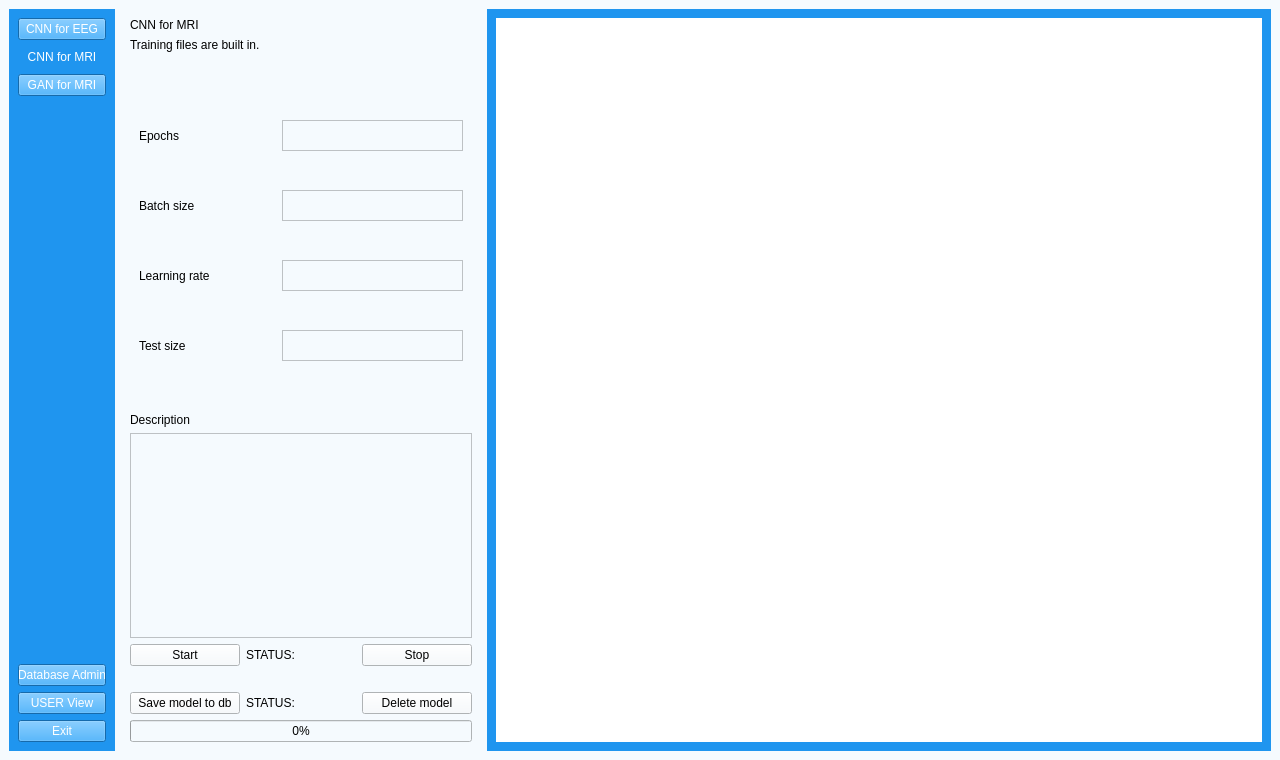
The window that UI/aUI_projekt_MRI.ui (matimusial/ADHDPredictorApp) describes before a commit, drawn with Qt 5.
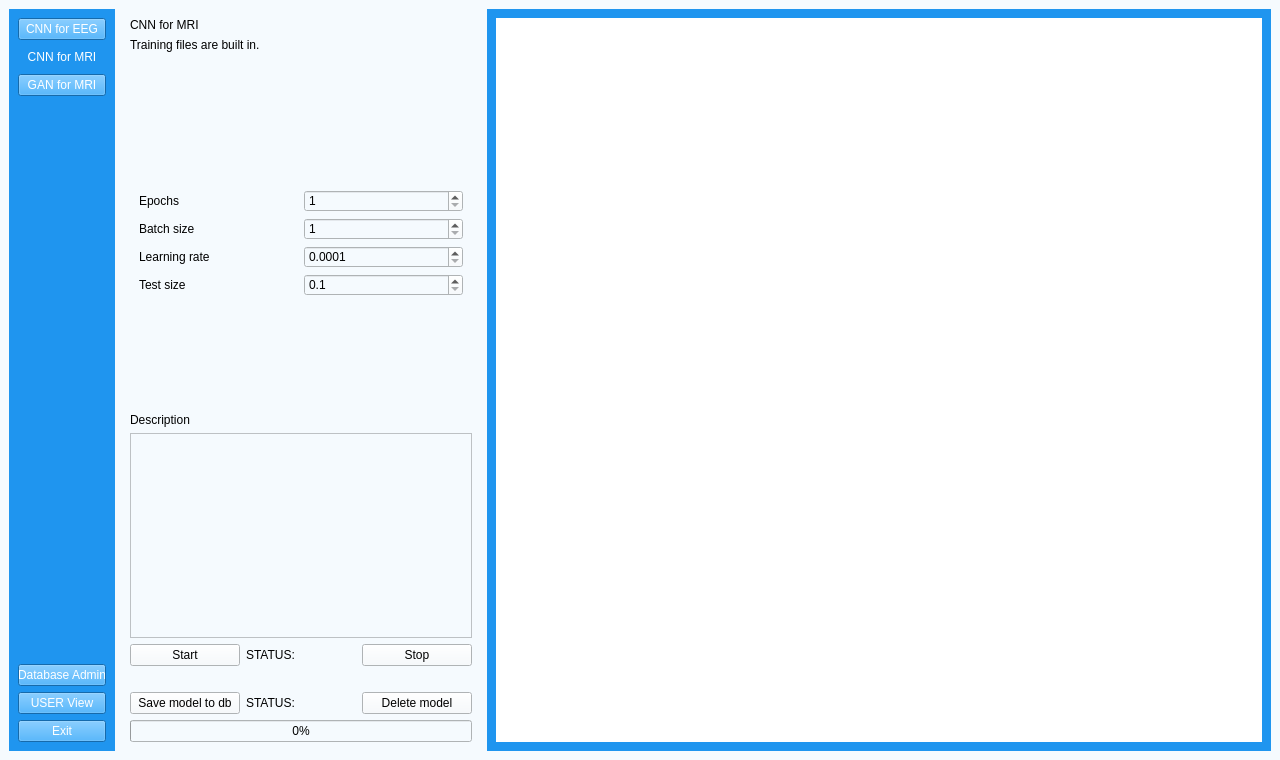
The same window after the commit. Icons and pictures are not drawn.

Diff of the .ui file:
```diff
--- a/UI/aUI_projekt_MRI.ui
+++ b/UI/aUI_projekt_MRI.ui
@@ -202,112 +202,157 @@
                 <widget class="QWidget" name="widget_3" native="true">
                  <layout class="QVBoxLayout" name="verticalLayout_10">
                   <item>
-                   <layout class="QHBoxLayout" name="horizontalLayout_12">
+                   <spacer name="verticalSpacer_3">
+                    <property name="orientation">
+                     <enum>Qt::Vertical</enum>
+                    </property>
+                    <property name="sizeHint" stdset="0">
+                     <size>
+                      <width>20</width>
+                      <height>40</height>
+                     </size>
+                    </property>
+                   </spacer>
+                  </item>
                     <item>
-                     <widget class="QLabel" name="epochs_2">
+                   <layout class="QVBoxLayout" name="verticalLayout_13">
+                    <item>
+                     <layout class="QHBoxLayout" name="horizontalLayout_4">
+                      <item>
+                       <widget class="QLabel" name="epochs_3">
+                        <property name="minimumSize">
+                         <size>
+                          <width>120</width>
+                          <height>0</height>
+                         </size>
+                        </property>
                       <property name="text">
                        <string>Epochs</string>
                       </property>
                      </widget>
                     </item>
                     <item>
-                     <widget class="QTextEdit" name="textEdit_epochs_2">
-                      <property name="minimumSize">
-                       <size>
-                        <width>181</width>
-                        <height>31</height>
-                       </size>
-                      </property>
-                      <property name="maximumSize">
-                       <size>
-                        <width>181</width>
-                        <height>31</height>
-                       </size>
+                       <widget class="QSpinBox" name="textEdit_epochs_2">
+                        <property name="minimum">
+                         <number>1</number>
+                        </property>
+                        <property name="maximum">
+                         <number>9999999</number>
+                        </property>
+                        <property name="value">
+                         <number>1</number>
                       </property>
                      </widget>
                     </item>
                    </layout>
                   </item>
                   <item>
-                   <layout class="QHBoxLayout" name="horizontalLayout_13">
+                     <layout class="QHBoxLayout" name="horizontalLayout_3">
                     <item>
-                     <widget class="QLabel" name="batch_size_2">
+                       <widget class="QLabel" name="batch_size">
+                        <property name="minimumSize">
+                         <size>
+                          <width>120</width>
+                          <height>0</height>
+                         </size>
+                        </property>
                       <property name="text">
                        <string>Batch size</string>
                       </property>
                      </widget>
                     </item>
                     <item>
-                     <widget class="QTextEdit" name="textEdit_batch_size_2">
-                      <property name="minimumSize">
-                       <size>
-                        <width>181</width>
-                        <height>31</height>
-                       </size>
-                      </property>
-                      <property name="maximumSize">
-                       <size>
-                        <width>181</width>
-                        <height>31</height>
-                       </size>
+                       <widget class="QSpinBox" name="textEdit_batch_size_2">
+                        <property name="minimum">
+                         <number>1</number>
+                        </property>
+                        <property name="maximum">
+                         <number>10000</number>
                       </property>
                      </widget>
                     </item>
                    </layout>
                   </item>
                   <item>
-                   <layout class="QHBoxLayout" name="horizontalLayout_14">
+                     <layout class="QHBoxLayout" name="horizontalLayout_5">
                     <item>
-                     <widget class="QLabel" name="learning_rate_2">
+                       <widget class="QLabel" name="learning_rate">
+                        <property name="minimumSize">
+                         <size>
+                          <width>120</width>
+                          <height>0</height>
+                         </size>
+                        </property>
                       <property name="text">
                        <string>Learning rate</string>
                       </property>
                      </widget>
                     </item>
                     <item>
-                     <widget class="QTextEdit" name="textEdit_learning_rate_2">
-                      <property name="minimumSize">
-                       <size>
-                        <width>181</width>
-                        <height>31</height>
-                       </size>
-                      </property>
-                      <property name="maximumSize">
-                       <size>
-                        <width>181</width>
-                        <height>31</height>
-                       </size>
+                       <widget class="QDoubleSpinBox" name="textEdit_learning_rate_2">
+                        <property name="decimals">
+                         <number>4</number>
+                        </property>
+                        <property name="minimum">
+                         <double>0.000100000000000</double>
+                        </property>
+                        <property name="maximum">
+                         <double>1.000000000000000</double>
+                        </property>
+                        <property name="singleStep">
+                         <double>0.000100000000000</double>
                       </property>
                      </widget>
                     </item>
                    </layout>
                   </item>
                   <item>
-                   <layout class="QHBoxLayout" name="horizontalLayout_3">
+                     <layout class="QHBoxLayout" name="horizontalLayout_6">
                     <item>
                      <widget class="QLabel" name="Test_size">
+                        <property name="minimumSize">
+                         <size>
+                          <width>120</width>
+                          <height>0</height>
+                         </size>
+                        </property>
                       <property name="text">
                        <string>Test size</string>
                       </property>
                      </widget>
                     </item>
                     <item>
-                     <widget class="QTextEdit" name="textEdit_test_size">
-                      <property name="minimumSize">
-                       <size>
-                        <width>181</width>
-                        <height>31</height>
-                       </size>
-                      </property>
-                      <property name="maximumSize">
-                       <size>
-                        <width>181</width>
-                        <height>31</height>
-                       </size>
+                       <widget class="QDoubleSpinBox" name="textEdit_test_size">
+                        <property name="decimals">
+                         <number>1</number>
+                        </property>
+                        <property name="minimum">
+                         <double>0.100000000000000</double>
+                        </property>
+                        <property name="maximum">
+                         <double>0.900000000000000</double>
+                        </property>
+                        <property name="singleStep">
+                         <double>0.100000000000000</double>
                       </property>
                      </widget>
                     </item>
                    </layout>
+                    </item>
+                   </layout>
+                  </item>
+                  <item>
+                   <spacer name="verticalSpacer_2">
+                    <property name="orientation">
+                     <enum>Qt::Vertical</enum>
+                    </property>
+                    <property name="sizeHint" stdset="0">
+                     <size>
+                      <width>20</width>
+                      <height>40</height>
+                     </size>
+                    </property>
+                   </spacer>
                   </item>
                  </layout>
                 </widget>
```
Lines whose indentation alone changed are shown as unchanged.
